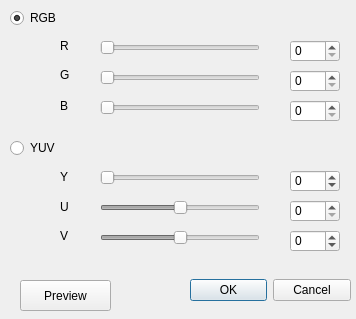
khashab00/ImageEditor, file dialog.ui: the form before one commit.
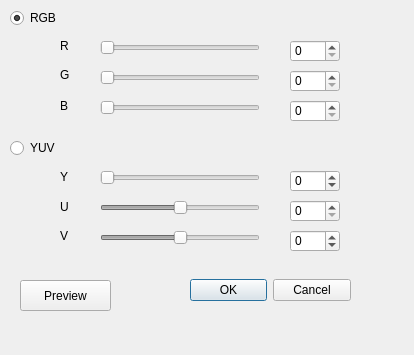
The form after the commit.

Patch:
```diff
--- a/dialog.ui
+++ b/dialog.ui
@@ -6,8 +6,8 @@
    <rect>
     <x>0</x>
     <y>0</y>
-    <width>356</width>
-    <height>319</height>
+    <width>414</width>
+    <height>355</height>
    </rect>
   </property>
   <property name="sizePolicy">
```
Left out of the diff: 3 changed lines with no effect on the pictures.
